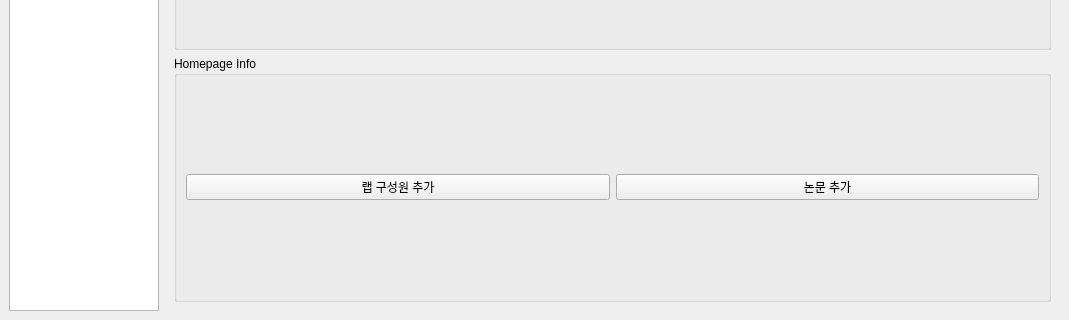
The window that manager/app/assets/gui.ui (yojun313/knpu) describes before a commit, drawn with Qt 5; both pictures show x 0 to 1069 and y 467 to 787 of the 1069 by 787 pixel window.
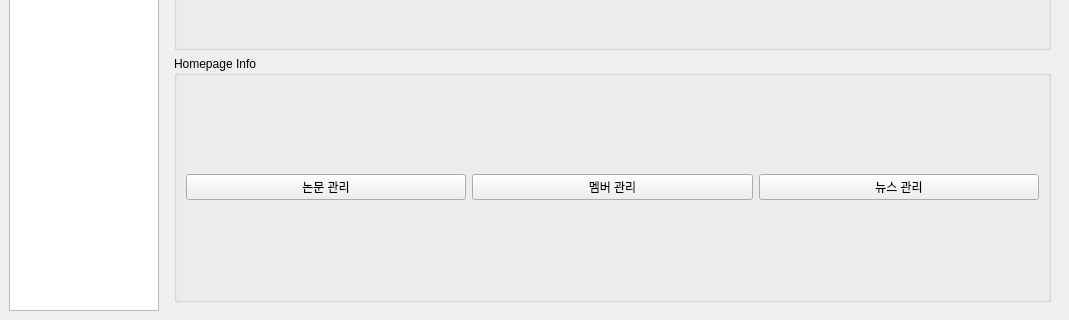
The same window after the commit. The open tabs and pages were chosen to show the change.

```diff
--- a/manager/app/assets/gui.ui
+++ b/manager/app/assets/gui.ui
@@ -428,13 +428,18 @@
             <property name="title"><string>Homepage Info</string></property>
             <layout class="QGridLayout" name="grid_downloads">
             <item row="0" column="0">
-            <widget class="QPushButton" name="web_download_doc1_button">
-            <property name="text"><string>랩 구성원 추가</string></property>
+            <widget class="QPushButton" name="homepage_paper_edit_btn">
+            <property name="text"><string>논문 관리</string></property>
             </widget>
             </item>
             <item row="0" column="1">
-            <widget class="QPushButton" name="web_download_doc2_button">
-            <property name="text"><string>논문 추가</string></property>
+            <widget class="QPushButton" name="homepage_member_edit_btn">
+            <property name="text"><string>멤버 관리</string></property>
+            </widget>
+            </item>
+            <item row="0" column="2">
+            <widget class="QPushButton" name="homepage_news_edit_btn">
+            <property name="text"><string>뉴스 관리</string></property>
             </widget>
             </item>
             </layout>
```
